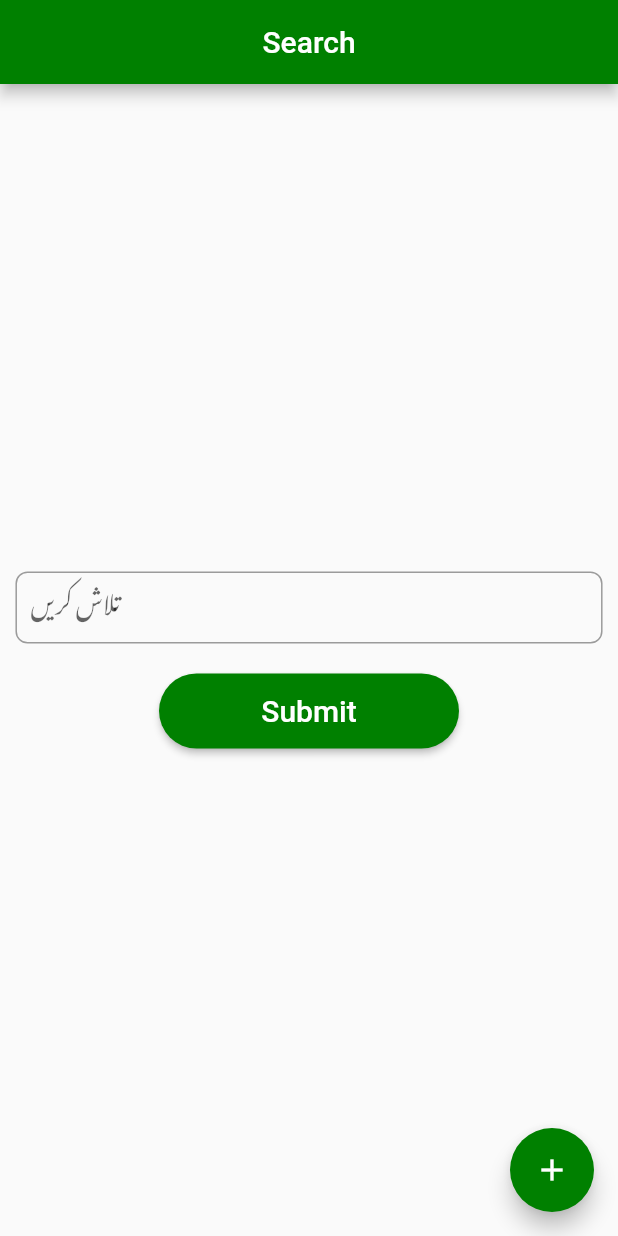
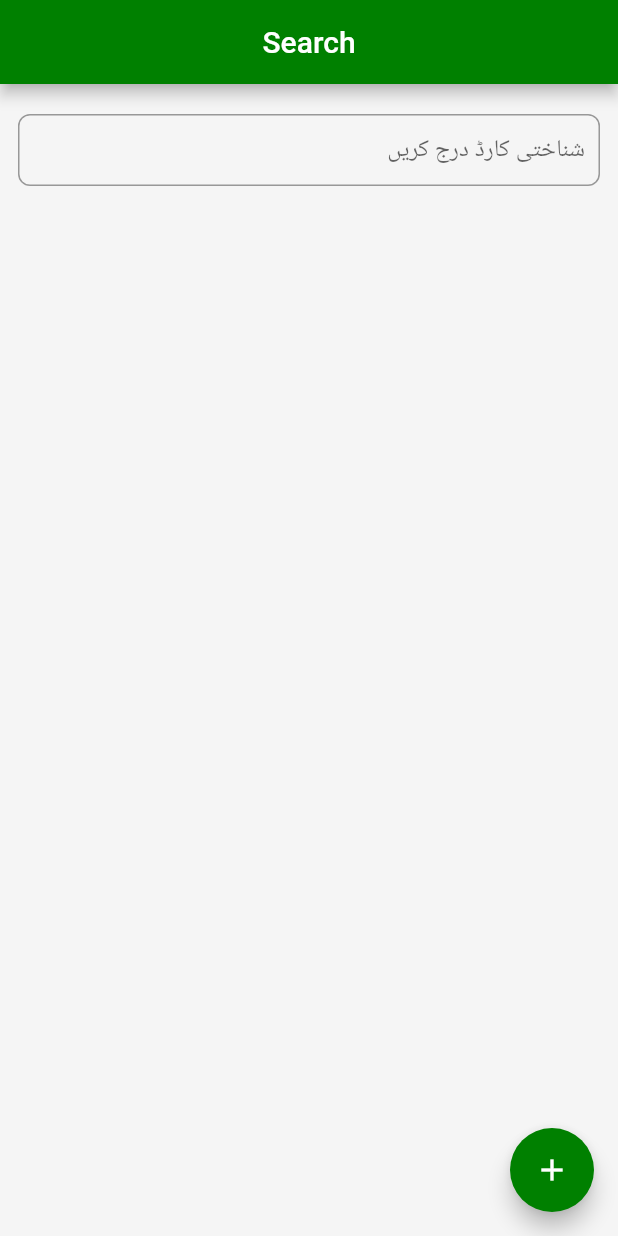
Before and after one commit to usamamalik3/voter_record, a Flutter app: the screen it shows after launch, on a phone screen of 412 x 824 dp. Run offline on Flutter 3.47's test engine with Material 2 defaults, Android fonts, the phone set to English and light mode, and no system bars; our stand-ins replace cloud_firestore, firebase_core, flutter_bloc, form_field_validator, mask_text_input_formatter; accounts and stored records are empty.

Commit message:
new Changes By Irfan

```diff
--- a/lib/screens/home_screen.dart
+++ b/lib/screens/home_screen.dart
@@ -2,7 +2,9 @@ import 'package:cloud_firestore/cloud_firestore.dart';
 import 'package:flutter/cupertino.dart';
 import 'package:flutter/material.dart';
 import 'package:form_field_validator/form_field_validator.dart';
+import 'package:mask_text_input_formatter/mask_text_input_formatter.dart';
 import 'package:voterrecord/models/database_service.dart';
+import 'package:voterrecord/models/voter.dart';
 import 'package:voterrecord/screens/add_data.dart';
 
 class HomeScreen extends StatefulWidget {
@@ -14,125 +16,88 @@ class HomeScreen extends StatefulWidget {
 
 class _HomeScreenState extends State<HomeScreen> {
   TextEditingController cnicController = TextEditingController();
-  bool isLoading =false;
-String? searchKey;
+  bool isLoading = false;
+  String searchKey = '';
   Stream? streamQuery;
+  final maskFormatter = MaskTextInputFormatter(
+      mask: '#####-#######-#',
+      filter: {"#": RegExp(r'[0-9]')},
+      type: MaskAutoCompletionType.lazy);
 
   final _formKey = GlobalKey<FormState>();
   @override
   Widget build(BuildContext context) {
     double width = MediaQuery.of(context).size.width;
     return Scaffold(
+      backgroundColor: Colors.grey.shade100,
       appBar: AppBar(
         backgroundColor: const Color(0Xff008000),
         title: const Center(child: Text("Search")),
       ),
-      body: SafeArea(
+      body: Padding(
+        padding: const EdgeInsets.symmetric(horizontal: 12).copyWith(top: 20),
         child: Form(
           key: _formKey,
-          child: Column(
-            mainAxisAlignment: MainAxisAlignment.center,
-            children: [
+          child: Column(mainAxisAlignment: MainAxisAlignment.start, children: [
             SizedBox(
-                width: width*0.95,
+              width: width * 0.95,
               child: TextFormField(
-                   onChanged: (value){
-                    if(value != ""){
-
-
+                onChanged: (value) {
                   setState(() {
                     searchKey = value;
-
-                  });}
+                  });
                 },
-
                 keyboardType: TextInputType.number,
+                textDirection: TextDirection.rtl,
+                textAlign: TextAlign.right,
                 controller: cnicController,
+                inputFormatters: [maskFormatter],
                 validator: RequiredValidator(errorText: "Required"),
-                      textAlign: TextAlign.right,
-                      textDirection: TextDirection.rtl,
                 decoration: const InputDecoration(
-                        label: Text("تلاش کریں", style: TextStyle(fontFamily: "NotoNastaliqUrdu"),),
+                  floatingLabelBehavior: FloatingLabelBehavior.never,
                   border: OutlineInputBorder(
                       borderRadius: BorderRadius.all(Radius.circular(8))),
                   contentPadding: EdgeInsets.symmetric(horizontal: 10),
                   hintText: "شناختی کارڈ درج کریں",
-
-
                 ),
               ),
-
             ),
             const SizedBox(
               height: 20,
             ),
-
-               !isLoading
-    ? Center(
-        child: ElevatedButton(
-            style: ButtonStyle(
-              shape: MaterialStateProperty.all<RoundedRectangleBorder>(
-    RoundedRectangleBorder(
-      borderRadius: BorderRadius.circular(25.0),
-      side:const  BorderSide(color: Color(0Xff0080))
-    )
-  ),
-                minimumSize:MaterialStateProperty.all(const Size(200,50)),
-                backgroundColor: MaterialStateProperty.all<
-                        Color>(
-                  const Color(0Xff008000))),
-            onPressed: () async{
-               DatabaseService service = DatabaseService();
-                  setState(() {
-                    isLoading = true;
-                });
-                await service.retrieveVoter();
-                setState(() {
-
-                    isLoading = false;
-                });
-
-            },
-            child: const Text("Submit",style: TextStyle(fontSize: 20),)),
-
-         )
-         : const Center(
-        child: CircularProgressIndicator(),),
-        searchKey != ""?
-        StreamBuilder(
-
-    stream: FirebaseFirestore.instance
+            Expanded(
+              child: StreamBuilder(
+                  stream: searchKey != ''
+                      ? FirebaseFirestore.instance
                           .collection('Voters')
-    .where('cnic',isLessThanOrEqualTo: searchKey)
-    .snapshots(),
-    builder: (context, AsyncSnapshot<QuerySnapshot> streamSnapshort) {
-       if (streamSnapshort.connectionState == ConnectionState.waiting){
-
-          const Center(
-              child: CupertinoActivityIndicator()
+                          .where('cnic', isGreaterThanOrEqualTo: searchKey)
+                          .where('cnic', isLessThan: '${searchKey}z')
+                          .snapshots()
+                      : null,
+                  builder: (context, AsyncSnapshot<QuerySnapshot> snapshot) {
+                    if (snapshot.connectionState == ConnectionState.active) {
+                      List<Voter> voters = snapshot.data!.docs
+                          .map((docSnapshot) =>
+                              Voter.fromDocumentSnapshot(docSnapshot))
+                          .toList();
+                      return ListView.builder(
+                        shrinkWrap: true,
+                        itemCount: voters.length,
+                        itemBuilder: (context, index) =>
+                            _buildListItem(voters[index]),
                       );
                     }
-       print(streamSnapshort.data!.docs);
 
-      // if (streamSnapshort.hasData) {
-         return ListView.builder(
-        shrinkWrap: true,
-        itemCount: streamSnapshort.data!.docs.length,
-        itemBuilder: (context, index) =>
-            _buildListItem(streamSnapshort.data!.docs[index]),
-      );
+                    return searchKey != ''
+                        ? const Center(child: CupertinoActivityIndicator())
+                        : Container();
 
                     // }
                     // else{
-        return const Text("Loading");
-
-        // }    },
-
-    }  ):
-    Container(),
+                  }),
+            )
           ]),
         ),
-
       ),
       floatingActionButton: FloatingActionButton(
         backgroundColor: const Color(0Xff008000),
@@ -146,11 +111,45 @@ Stream? streamQuery;
     );
   }
 
-Widget _buildListItem(DocumentSnapshot document) {
-  return  ListTile(
-    title: Text(document['name']),
-    subtitle: Text(document['fathername']),
-  );
+  Widget _buildListItem(Voter voter) {
+    return Card(
+        color: Colors.white.withOpacity(.9),
+        shape: RoundedRectangleBorder(borderRadius: BorderRadius.circular(10)),
+        child: Padding(
+          padding: const EdgeInsets.all(8.0),
+          child: Row(
+            mainAxisAlignment: MainAxisAlignment.end,
+            crossAxisAlignment: CrossAxisAlignment.start,
+            children: [
+              Column(
+                mainAxisAlignment: MainAxisAlignment.start,
+                crossAxisAlignment: CrossAxisAlignment.end,
+                children: [
+                  Text(
+                    "${voter.name!} - ${voter.fathername!}",
+                    style: const TextStyle(
+                        fontSize: 20, fontWeight: FontWeight.bold),
+                  ),
+                  Text(voter.cnic!)
+                ],
+              ),
+              const SizedBox(
+                width: 10,
+              ),
+              CircleAvatar(
+                backgroundColor: Colors.grey.shade300,
+                radius: 30,
+                child: const Padding(
+                  padding: EdgeInsets.all(8.0),
+                  child: Icon(
+                    Icons.person,
+                    size: 40,
+                    color: Colors.grey,
+                  ),
+                ),
+              ),
+            ],
+          ),
+        ));
   }
-
 }
--- a/pubspec.yaml
+++ b/pubspec.yaml
@@ -31,6 +31,7 @@ dependencies:
   cupertino_icons: ^1.0.2
   firebase_auth: ^3.8.0
   firebase_core: ^1.22.0
+  mask_text_input_formatter: ^2.4.0
   flutter:
     sdk: flutter
   flutter_bloc: ^8.1.1
@@ -57,8 +58,8 @@ flutter:
   uses-material-design: true
 
   # To add assets to your application, add an assets section, like this:
-  assets:
-    - images/
+  # assets:
+    # - images/
   # An image asset can refer to one or more resolution-specific "variants", see
   # https://flutter.dev/assets-and-images/#resolution-aware
   # For details regarding adding assets from package dependencies, see
```
Also changed, not shown: lib/models/voter.dart (+26 -7 lines), lib/screens/add_data.dart (+18 -25 lines), lib/utils/search_filtters.dart (added, +9 -0 lines), pubspec.lock. Lines whose indentation alone changed are shown as unchanged.
